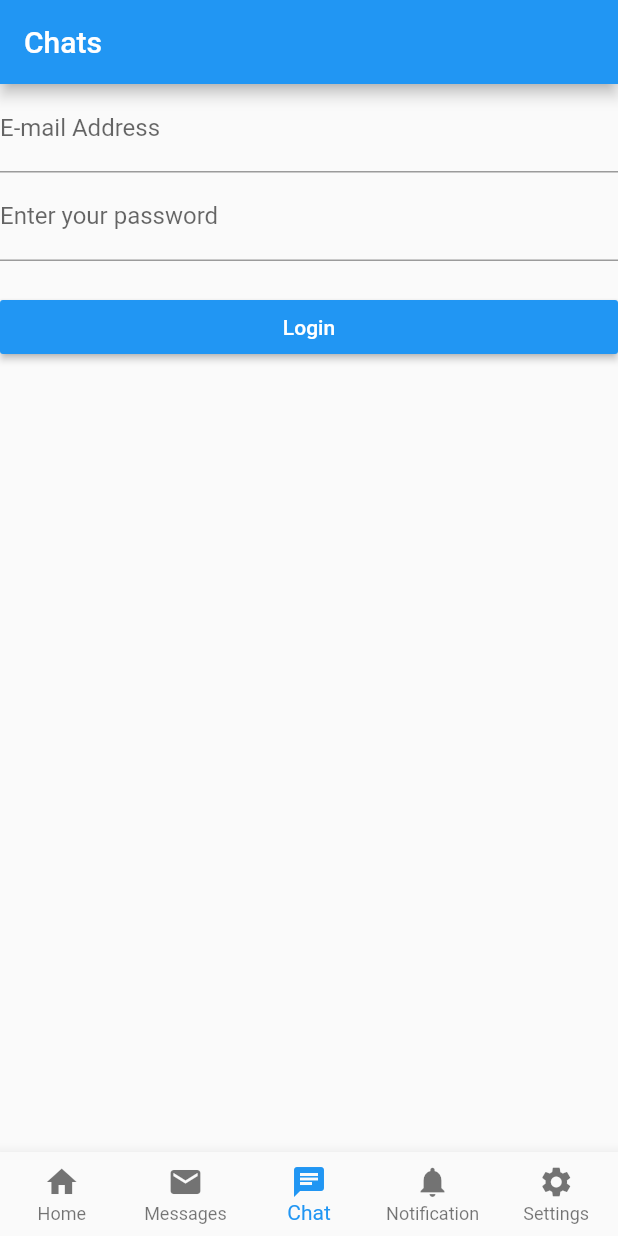
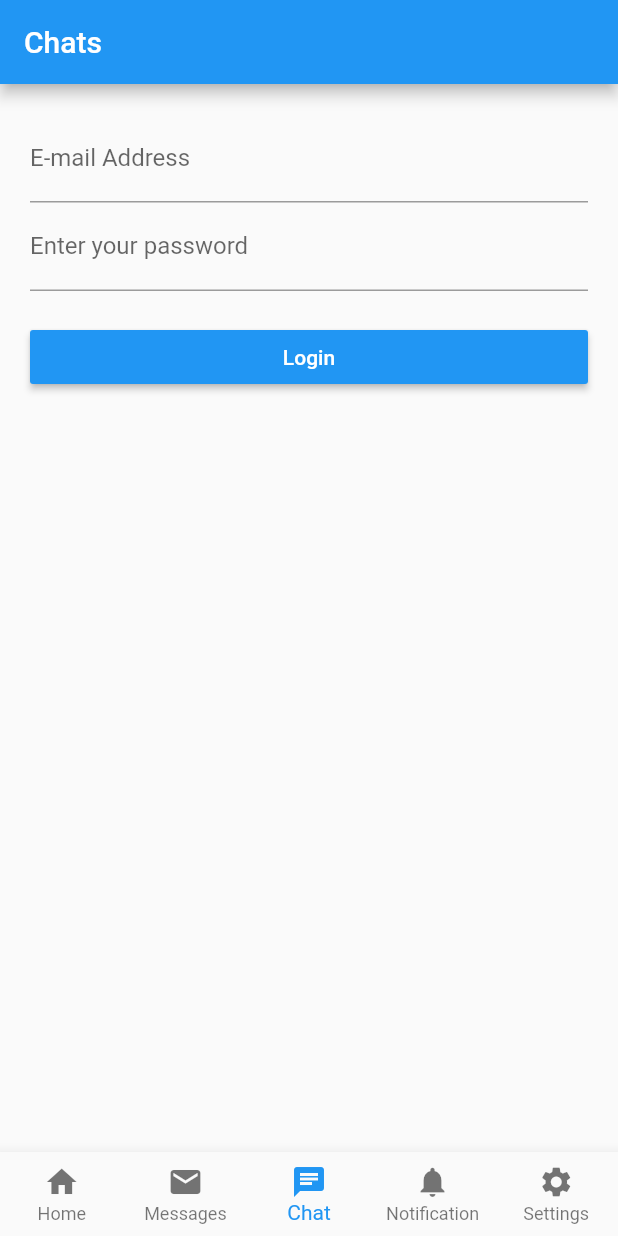
Before and after one commit to prabeen04/flutter-starter, a Flutter app: the screen it shows after launch, item 3 of the bottom bar chosen, on a phone screen of 412 x 824 dp. Run offline on Flutter 3.47's test engine with Material 2 defaults, Android fonts, the phone set to English and light mode, and no system bars; our stand-ins replace contacts_service; missing offline and left inert: simple_permissions, validate; network calls fail.

Commit message:
margin added to container

```diff
--- a/lib/screens/ChatScreen.dart
+++ b/lib/screens/ChatScreen.dart
@@ -57,6 +57,7 @@ class _ChatScreenState extends State<ChatScreen> {
             resizeToAvoidBottomPadding: false,
             appBar: AppBar(title: Text('Chats')),
             body: Container(
+              margin: const EdgeInsets.all(20.0),
                 child: Form(
               key: this._formKey,
               child: ListView(
```
